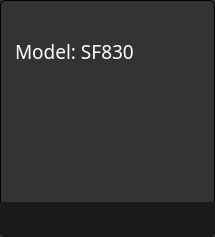
First picture: the form in multibench/model/device/devicewidget.ui, repository IlyaZh/Maiman-MCBS, before the edit.
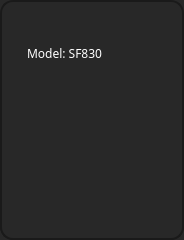
Second picture: the form after the edit.

```diff
--- a/multibench/model/device/devicewidget.ui
+++ b/multibench/model/device/devicewidget.ui
@@ -11,7 +11,7 @@
    </rect>
   </property>
   <property name="sizePolicy">
-   <sizepolicy hsizetype="Minimum" vsizetype="Preferred">
+   <sizepolicy hsizetype="Minimum" vsizetype="Fixed">
     <horstretch>0</horstretch>
     <verstretch>0</verstretch>
    </sizepolicy>
@@ -25,7 +25,7 @@
   <property name="maximumSize">
    <size>
     <width>16777215</width>
-    <height>247</height>
+    <height>240</height>
    </size>
   </property>
   <property name="font">
@@ -39,13 +39,14 @@
   </property>
   <property name="styleSheet">
    <string notr="true">QWidget#DeviceWidget {
-    border: 1px solid black;
-    border-radius: 5px;
-    background:  rgb(51,51,51);
+    border: 2px solid #1A1A1A;
+    border-radius: 13px;
+    background:  #282828;
 }
+/*
 QLabel {
     color: rgb(153,153,153);
-}</string>
+}*/</string>
   </property>
   <property name="locale">
    <locale language="Russian" country="Russia"/>
@@ -58,7 +59,7 @@
     <number>0</number>
    </property>
    <property name="topMargin">
-    <number>5</number>
+    <number>14</number>
    </property>
    <property name="rightMargin">
     <number>0</number>
@@ -66,9 +67,105 @@
    <property name="bottomMargin">
     <number>0</number>
    </property>
-   <property name="spacing">
+   <property name="horizontalSpacing">
     <number>15</number>
    </property>
+   <property name="verticalSpacing">
+    <number>0</number>
+   </property>
+   <item row="0" column="1">
+    <widget class="QLabel" name="linkLabel">
+     <property name="sizePolicy">
+      <sizepolicy hsizetype="Fixed" vsizetype="Fixed">
+       <horstretch>0</horstretch>
+       <verstretch>0</verstretch>
+      </sizepolicy>
+     </property>
+     <property name="minimumSize">
+      <size>
+       <width>14</width>
+       <height>14</height>
+      </size>
+     </property>
+     <property name="maximumSize">
+      <size>
+       <width>14</width>
+       <height>14</height>
+      </size>
+     </property>
+     <property name="styleSheet">
+      <string notr="true">QLabel {
+    background: #FF403A;
+    border: 1px solid #1A1A1A;
+    border-radius: 3px;
+}c</string>
+     </property>
+     <property name="text">
+      <string/>
+     </property>
+    </widget>
+   </item>
+   <item row="1" column="1" colspan="2">
+    <widget class="QLabel" name="modelLabel">
+     <property name="sizePolicy">
+      <sizepolicy hsizetype="Preferred" vsizetype="Preferred">
+       <horstretch>0</horstretch>
+       <verstretch>0</verstretch>
+      </sizepolicy>
+     </property>
+     <property name="minimumSize">
+      <size>
+       <width>0</width>
+       <height>0</height>
+      </size>
+     </property>
+     <property name="maximumSize">
+      <size>
+       <width>16777215</width>
+       <height>50</height>
+      </size>
+     </property>
+     <property name="font">
+      <font>
+       <family>Poppins Medium</family>
+       <weight>50</weight>
+       <italic>false</italic>
+       <bold>false</bold>
+       <stylestrategy>PreferDefault</stylestrategy>
+      </font>
+     </property>
+     <property name="styleSheet">
+      <string notr="true">QLabel{
+color:#FFFFFF;
+background-color: #282828;
+}
+
+</string>
+     </property>
+     <property name="text">
+      <string>Model: SF830</string>
+     </property>
+     <property name="alignment">
+      <set>Qt::AlignLeading|Qt::AlignLeft|Qt::AlignVCenter</set>
+     </property>
+    </widget>
+   </item>
+   <item row="2" column="0">
+    <spacer name="horizontalSpacer_2">
+     <property name="orientation">
+      <enum>Qt::Horizontal</enum>
+     </property>
+     <property name="sizeType">
+      <enum>QSizePolicy::Fixed</enum>
+     </property>
+     <property name="sizeHint" stdset="0">
+      <size>
+       <width>12</width>
+       <height>1</height>
+      </size>
+     </property>
+    </spacer>
+   </item>
    <item row="4" column="0" colspan="6">
     <widget class="QLabel" name="conditionLabel">
      <property name="sizePolicy">
@@ -80,12 +177,18 @@
      <property name="minimumSize">
       <size>
        <width>0</width>
-       <height>35</height>
+       <height>40</height>
+      </size>
+     </property>
+     <property name="maximumSize">
+      <size>
+       <width>16777215</width>
+       <height>40</height>
       </size>
      </property>
      <property name="font">
       <font>
-       <family>Share Tech Mono</family>
+       <family>Poppins</family>
        <pointsize>12</pointsize>
        <weight>50</weight>
        <italic>false</italic>
@@ -95,105 +198,69 @@
      <property name="styleSheet">
       <string notr="true">color: rgb(239,255,10);
 font: &quot;://resources/fonts/ShareTechMono-Regular.ttf&quot;;
-background: rgb(26,26,26);
+background: rgb(40,40,40);
 padding: 0 10px;
-border: 1px solid rgb(26,26,26);
-border-bottom-left-radius: 6px;
-border-bottom-right-radius: 6px;</string>
+border: 2px solid #1A1A1A;
+border-top-width: 0px;
+border-bottom-left-radius: 13px;
+border-bottom-right-radius: 13px;</string>
      </property>
      <property name="text">
       <string/>
      </property>
     </widget>
    </item>
+   <item row="2" column="5">
+    <spacer name="horizontalSpacer">
+     <property name="orientation">
+      <enum>Qt::Horizontal</enum>
+     </property>
+     <property name="sizeHint" stdset="0">
+      <size>
+       <width>1</width>
+       <height>20</height>
+      </size>
+     </property>
+    </spacer>
+   </item>
+   <item row="0" column="3" rowspan="4" colspan="2">
+    <widget class="QWidget" name="widgetBox" native="true">
+     <property name="sizePolicy">
+      <sizepolicy hsizetype="Preferred" vsizetype="Preferred">
+       <horstretch>0</horstretch>
+       <verstretch>0</verstretch>
+      </sizepolicy>
+     </property>
+     <property name="minimumSize">
+      <size>
+       <width>50</width>
+       <height>186</height>
+      </size>
+     </property>
+     <property name="maximumSize">
+      <size>
+       <width>16777215</width>
+       <height>186</height>
+      </size>
+     </property>
+     <property name="styleSheet">
+      <string notr="true">background-color: #282828;</string>
+     </property>
+    </widget>
+   </item>
    <item row="2" column="1" rowspan="2" colspan="2">
     <layout class="QVBoxLayout" name="buttonsLayout">
+     <property name="spacing">
+      <number>6</number>
+     </property>
      <property name="sizeConstraint">
       <enum>QLayout::SetMaximumSize</enum>
      </property>
+     <property name="bottomMargin">
+      <number>9</number>
+     </property>
     </layout>
    </item>
-   <item row="0" column="3" rowspan="4" colspan="2">
-    <widget class="QWidget" name="widgetBox" native="true">
-     <property name="sizePolicy">
-      <sizepolicy hsizetype="Preferred" vsizetype="Preferred">
-       <horstretch>0</horstretch>
-       <verstretch>0</verstretch>
-      </sizepolicy>
-     </property>
-     <property name="minimumSize">
-      <size>
-       <width>50</width>
-       <height>182</height>
-      </size>
-     </property>
-     <property name="maximumSize">
-      <size>
-       <width>16777215</width>
-       <height>182</height>
-      </size>
-     </property>
-    </widget>
-   </item>
-   <item row="2" column="5">
-    <spacer name="horizontalSpacer">
-     <property name="orientation">
-      <enum>Qt::Horizontal</enum>
-     </property>
-     <property name="sizeHint" stdset="0">
-      <size>
-       <width>1</width>
-       <height>20</height>
-      </size>
-     </property>
-    </spacer>
-   </item>
-   <item row="1" column="1" colspan="2">
-    <widget class="QLabel" name="modelLabel">
-     <property name="font">
-      <font>
-       <family>Share Tech Mono</family>
-       <pointsize>14</pointsize>
-      </font>
-     </property>
-     <property name="styleSheet">
-      <string notr="true">color: rgb(255,255,255);
-</string>
-     </property>
-     <property name="text">
-      <string>Model: SF830</string>
-     </property>
-     <property name="alignment">
-      <set>Qt::AlignLeading|Qt::AlignLeft|Qt::AlignTop</set>
-     </property>
-    </widget>
-   </item>
-   <item row="0" column="1">
-    <widget class="QLabel" name="linkLabel">
-     <property name="sizePolicy">
-      <sizepolicy hsizetype="Fixed" vsizetype="Fixed">
-       <horstretch>0</horstretch>
-       <verstretch>0</verstretch>
-      </sizepolicy>
-     </property>
-     <property name="minimumSize">
-      <size>
-       <width>18</width>
-       <height>18</height>
-      </size>
-     </property>
-     <property name="styleSheet">
-      <string notr="true">QLabel {
-    background: rgb(175,0,0);
-    border: 1px solid rgb(26,26,26);
-    border-radius: 3px;
-}c</string>
-     </property>
-     <property name="text">
-      <string/>
-     </property>
-    </widget>
-   </item>
   </layout>
  </widget>
  <resources/>
```
